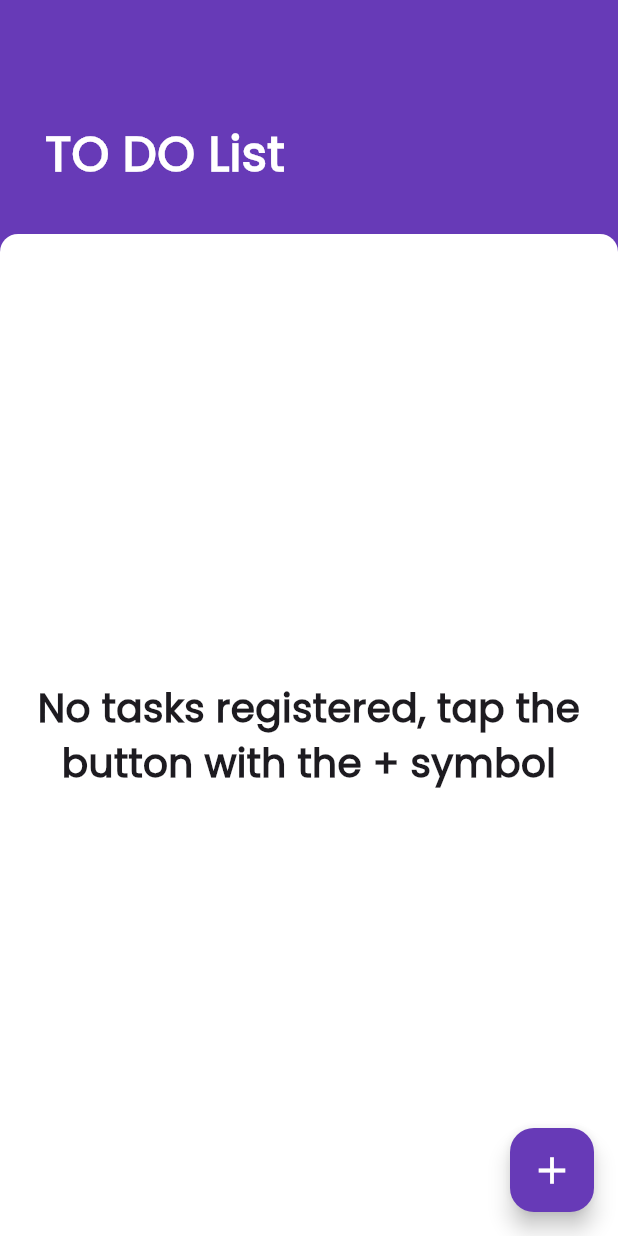
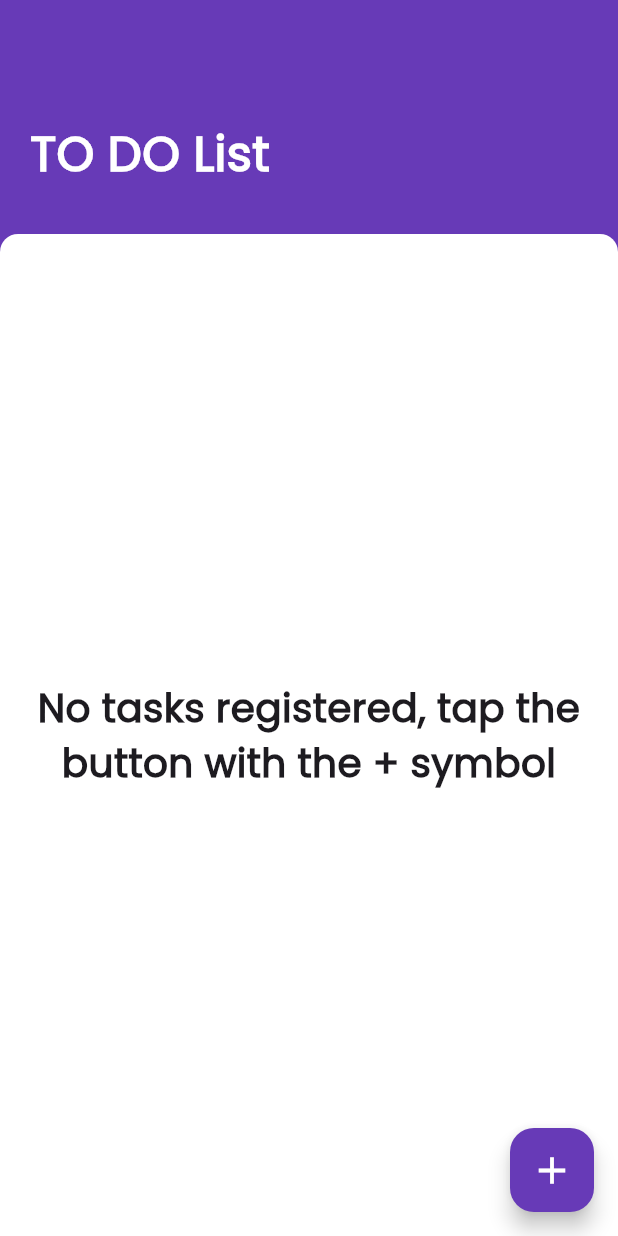
Before and after one commit to bodawy04/SCCI_task1, a Flutter app: the screen it shows after launch, on a phone screen of 412 x 824 dp. Run offline on Flutter 3.47's test engine with Material 3 defaults, Android fonts, the phone set to English and light mode, and no system bars; our stand-ins replace flutter_riverpod, riverpod_annotation, shared_preferences; generated files the repository leaves out were written again.

```diff
--- a/lib/to_do_list_screen.dart
+++ b/lib/to_do_list_screen.dart
@@ -12,7 +12,8 @@ class ToDoList extends ConsumerStatefulWidget {
   ConsumerState<ToDoList> createState() => _ToDoList();
 }
 
-class _ToDoList extends ConsumerState<ToDoList> {
+class _ToDoList extends ConsumerState<ToDoList>
+    with SingleTickerProviderStateMixin {
   List<TaskModel> tasksList = [];
   SharedPreferences? sharedPreferences;
 
@@ -21,15 +22,31 @@ class _ToDoList extends ConsumerState<ToDoList> {
   final TextEditingController taskTextEditingController =
       TextEditingController();
 
+  late AnimationController animationController;
+  late Animation<Offset> slidingAnimation;
+
   @override
   void initState() {
     initPrefs();
+
+    animationController = AnimationController(
+        vsync: this, duration: const Duration(milliseconds: 400));
+    slidingAnimation =
+        Tween<Offset>(begin: const Offset(-1, 0), end: const Offset(0, 0))
+            .animate(animationController);
+    animationController.forward();
     super.initState();
   }
 
   void initPrefs() async {
     sharedPreferences = await SharedPreferences.getInstance();
     readTasks();
+  }
+
+  @override
+  void dispose() {
+    super.dispose();
+    animationController.dispose();
   }
 
   void saveOnLocalStorage() {
@@ -48,21 +65,26 @@ class _ToDoList extends ConsumerState<ToDoList> {
           const SizedBox(height: 80),
           TweenAnimationBuilder(
             tween: Tween<double>(begin: 0, end: 1),
-            duration: const Duration(milliseconds: 700),
+            duration: const Duration(milliseconds: 500),
             builder: (BuildContext context, double val, Widget? child) =>
                 Opacity(
               opacity: val,
-              child: Padding(
-                padding: EdgeInsets.only(left: val * 30),
-                child: child,
+              child: AnimatedBuilder(
+                animation: slidingAnimation,
+                builder: (context, _) => SlideTransition(
+                  position: slidingAnimation,
+                  child: const Padding(
+                    padding: EdgeInsets.only(left: 20),
+                    child: Text(
+                      "TO DO List",
+                      style: TextStyle(
+                          fontSize: 32,
+                          fontWeight: FontWeight.bold,
+                          color: Colors.white),
+                    ),
+                  ),
+                ),
               ),
-            ),
-            child: const Text(
-              "TO DO List",
-              style: TextStyle(
-                  fontSize: 32,
-                  fontWeight: FontWeight.bold,
-                  color: Colors.white),
             ),
           ),
           const SizedBox(height: 30),
```
